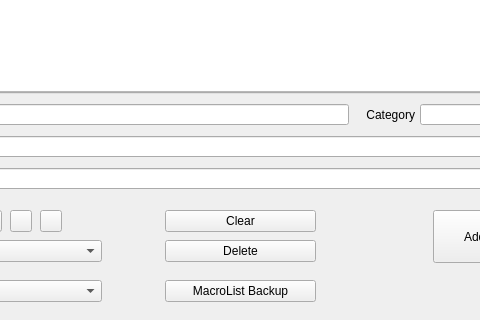
Above: QKeyMapper/qmacrolistdialog.ui from Zalafina/QKeyMapper before the change; both pictures show x 136 to 616 and y 250 to 570 of the 700 by 570 pixel window. Below: the same form after it.
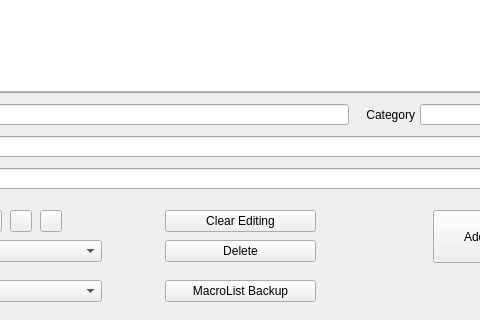
That is the form after the change. Custom widgets are drawn as their Qt base class.

```diff
--- a/QKeyMapper/qmacrolistdialog.ui
+++ b/QKeyMapper/qmacrolistdialog.ui
@@ -626,7 +626,7 @@
             <enum>Qt::FocusPolicy::NoFocus</enum>
            </property>
            <property name="text">
-            <string>Clear</string>
+            <string>Clear Editing</string>
            </property>
            <property name="autoDefault">
             <bool>false</bool>
```
